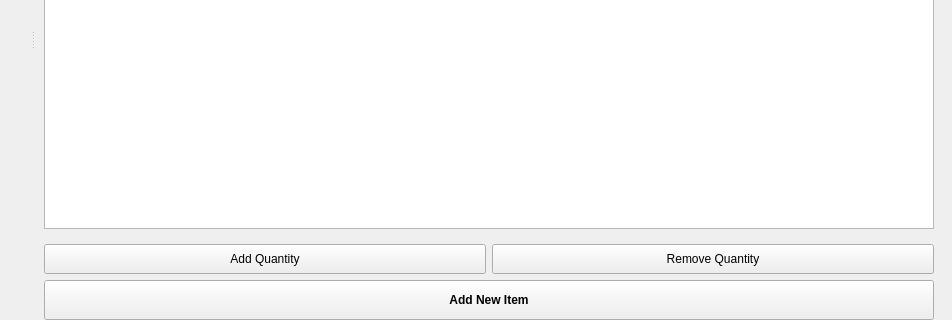
Before: the Qt Designer form ui/components_tab.ui in TheCodingJsoftware/Invigo, drawn with Qt 5; both pictures show x 0 to 952 and y 248 to 568 of the 952 by 568 pixel window.
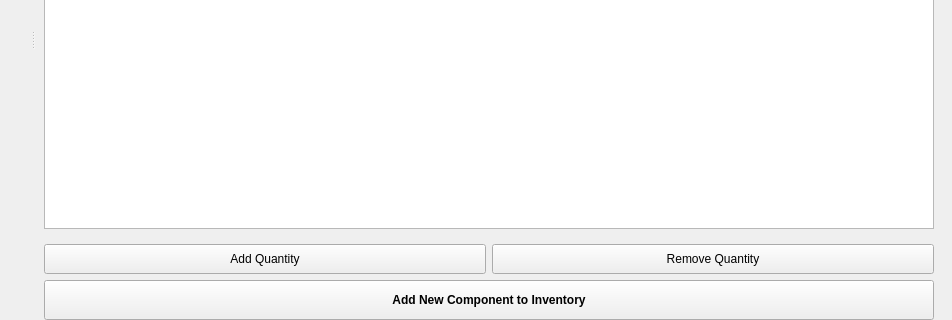
After: the same form once the commit is applied.

The edit to the form file:
```diff
--- a/ui/components_tab.ui
+++ b/ui/components_tab.ui
@@ -325,7 +325,7 @@
 }r</string>
          </property>
          <property name="text">
-          <string>Add New Item</string>
+          <string>Add New Component to Inventory</string>
          </property>
          <property name="checkable">
           <bool>false</bool>
```
Left out of the diff: 4 changed lines with no effect on the pictures.
